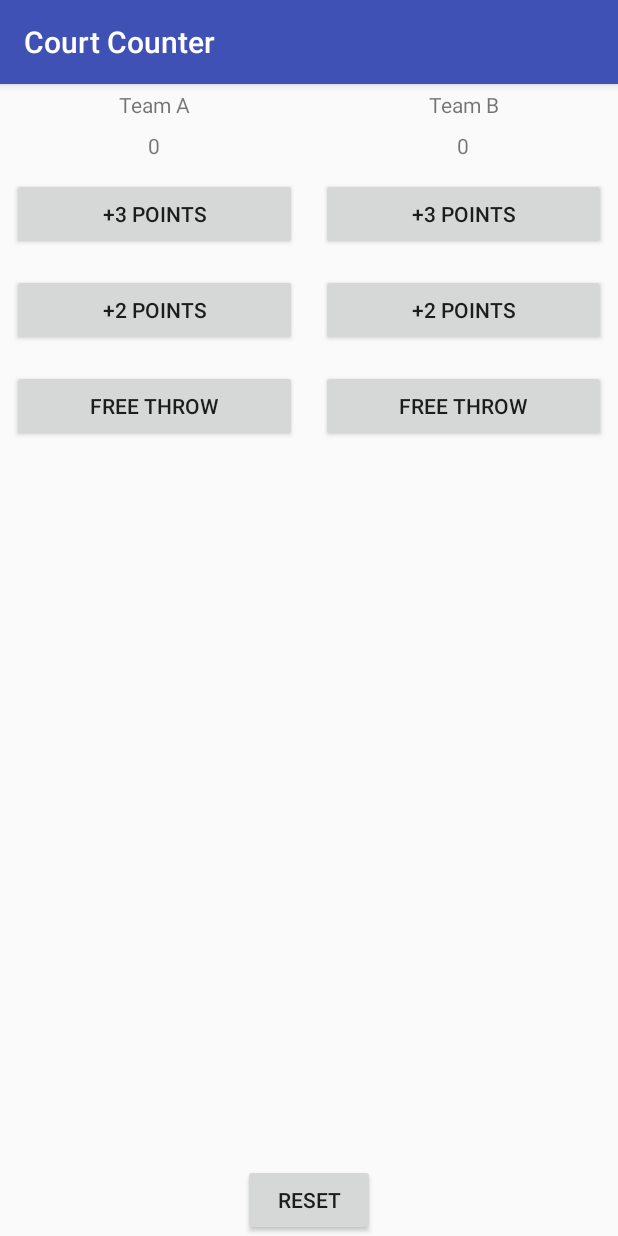
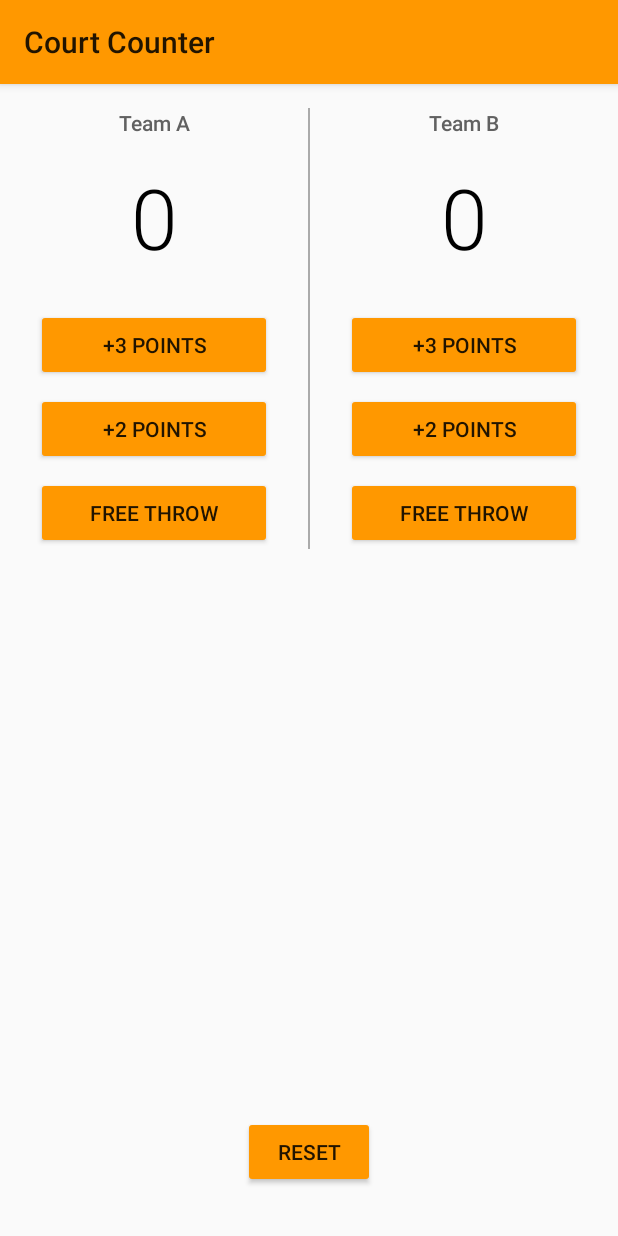
Before and after one commit to Callmemalina/Court_Counter_ver_0.1, an Android app: the screen it shows after launch (MainActivity), on a phone screen of 412 x 824 dp. Run offline under Robolectric (Android 15) with nearby library versions, the phone set to English and light mode, and no system bars.

Commit message:
A have added style, so app is looking much better !

```diff
--- a/app/src/main/res/layout/activity_main.xml
+++ b/app/src/main/res/layout/activity_main.xml
@@ -7,7 +7,7 @@
 
     <LinearLayout
         android:layout_width="match_parent"
-        android:layout_height="match_parent"
+        android:layout_height="wrap_content"
         android:orientation="horizontal"
 
         >
@@ -15,7 +15,7 @@
 
         <LinearLayout
             android:layout_width="0dp"
-            android:layout_height="match_parent"
+            android:layout_height="wrap_content"
             android:layout_weight="1"
             android:orientation="vertical"
             tools:context="com.example.android.courtcounter.MainActivity"
@@ -26,8 +26,12 @@
                 android:layout_width="match_parent"
                 android:layout_height="wrap_content"
                 android:gravity="center_horizontal"
-                android:padding="4dip"
+                android:layout_marginTop="16dp"
+                android:layout_marginBottom="16dp"
                 android:text="Team A"
+                android:textSize="14dp"
+                android:textColor="#616161"
+                android:fontFamily="sans-serif-medium"
 
                 />
 
@@ -36,13 +40,17 @@
                 android:layout_width="match_parent"
                 android:layout_height="wrap_content"
                 android:gravity="center_horizontal"
-                android:padding="4dip"
-                android:text="0" />
+                android:layout_marginBottom="24dp"
+                android:text="0"
+                android:textSize="56dp"
+                android:textColor="#000000"
+                android:fontFamily="sans-serif-light"/>
 
             <Button
                 android:layout_width="match_parent"
                 android:layout_height="wrap_content"
-                android:layout_margin="8dip"
+                android:layout_marginLeft="24dp"
+                android:layout_marginRight="24dp"
                 android:onClick="threePointsTeamA"
                 android:text="+3 POINTS"
 
@@ -52,7 +60,9 @@
             <Button
                 android:layout_width="match_parent"
                 android:layout_height="wrap_content"
-                android:layout_margin="8dip"
+                android:layout_marginTop="8dp"
+                android:layout_marginLeft="24dp"
+                android:layout_marginRight="24dp"
                 android:onClick="twoPointsTeamA"
                 android:text="+2 POINTS"
 
@@ -61,16 +71,28 @@
             <Button
                 android:layout_width="match_parent"
                 android:layout_height="wrap_content"
-                android:layout_margin="8dip"
+                android:layout_marginTop="8dp"
+                android:layout_marginLeft="24dp"
+                android:layout_marginRight="24dp"
                 android:onClick="freeThrowTeamA"
                 android:text="FREE THROW"
 
                 />
         </LinearLayout>
 
+        <View
+            android:layout_width="1dp"
+            android:layout_height="match_parent"
+            android:background="@android:color/darker_gray"
+            android:layout_marginTop="16dp"
+
+            >
+
+        </View>
+
         <LinearLayout
             android:layout_width="0dp"
-            android:layout_height="match_parent"
+            android:layout_height="wrap_content"
             android:layout_weight="1"
             android:orientation="vertical"
             tools:context="com.example.android.courtcounter.MainActivity">
@@ -79,8 +101,12 @@
                 android:layout_width="match_parent"
                 android:layout_height="wrap_content"
                 android:gravity="center_horizontal"
-                android:padding="4dip"
+                android:layout_marginTop="16dp"
+                android:layout_marginBottom="16dp"
                 android:text="Team B"
+                android:textSize="14dp"
+                android:textColor="#616161"
+                android:fontFamily="sans-serif-medium"
 
                 />
 
@@ -89,13 +115,17 @@
                 android:layout_width="match_parent"
                 android:layout_height="wrap_content"
                 android:gravity="center_horizontal"
-                android:padding="4dip"
-                android:text="0" />
+                android:layout_marginBottom="24dp"
+                android:text="0"
+                android:textSize="56dp"
+                android:textColor="#000000"
+                android:fontFamily="sans-serif-light"/>
 
             <Button
                 android:layout_width="match_parent"
                 android:layout_height="wrap_content"
-                android:layout_margin="8dip"
+                android:layout_marginLeft="24dp"
+                android:layout_marginRight="24dp"
                 android:onClick="threePointsTeamB"
                 android:text="+3 POINTS"
 
@@ -105,7 +135,9 @@
             <Button
                 android:layout_width="match_parent"
                 android:layout_height="wrap_content"
-                android:layout_margin="8dip"
+                android:layout_marginLeft="24dp"
+                android:layout_marginRight="24dp"
+                android:layout_marginTop="8dp"
                 android:onClick="twoPointsTeamB"
                 android:text="+2 POINTS"
 
@@ -114,7 +146,9 @@
             <Button
                 android:layout_width="match_parent"
                 android:layout_height="wrap_content"
-                android:layout_margin="8dip"
+                android:layout_marginLeft="24dp"
+                android:layout_marginRight="24dp"
+                android:layout_marginTop="8dp"
                 android:onClick="freeThrowTeamB"
                 android:text="FREE THROW"
 
@@ -128,6 +162,7 @@
         android:layout_height="wrap_content"
         android:layout_alignParentBottom="true"
         android:layout_centerHorizontal="true"
+        android:layout_marginBottom="32dp"
         android:onClick="resetButton"
         android:text="RESET" />
 
--- a/app/src/main/res/values/styles.xml
+++ b/app/src/main/res/values/styles.xml
@@ -1,11 +1,9 @@
 <resources>
-
     <!-- Base application theme. -->
-    <style name="AppTheme" parent="Theme.AppCompat.Light.DarkActionBar">
-        <!-- Customize your theme here. -->
-        <item name="colorPrimary">@color/colorPrimary</item>
-        <item name="colorPrimaryDark">@color/colorPrimaryDark</item>
-        <item name="colorAccent">@color/colorAccent</item>
+    <style name="AppTheme" parent="Theme.AppCompat.Light">
+        <!-- Primary theme color of the app (sets background color of app bar) -->
+        <item name="colorPrimary">#FF9800</item>
+        <!-- Background color of buttons in the app -->
+        <item name="colorButtonNormal">#FF9800</item>
     </style>
-
 </resources>
```
